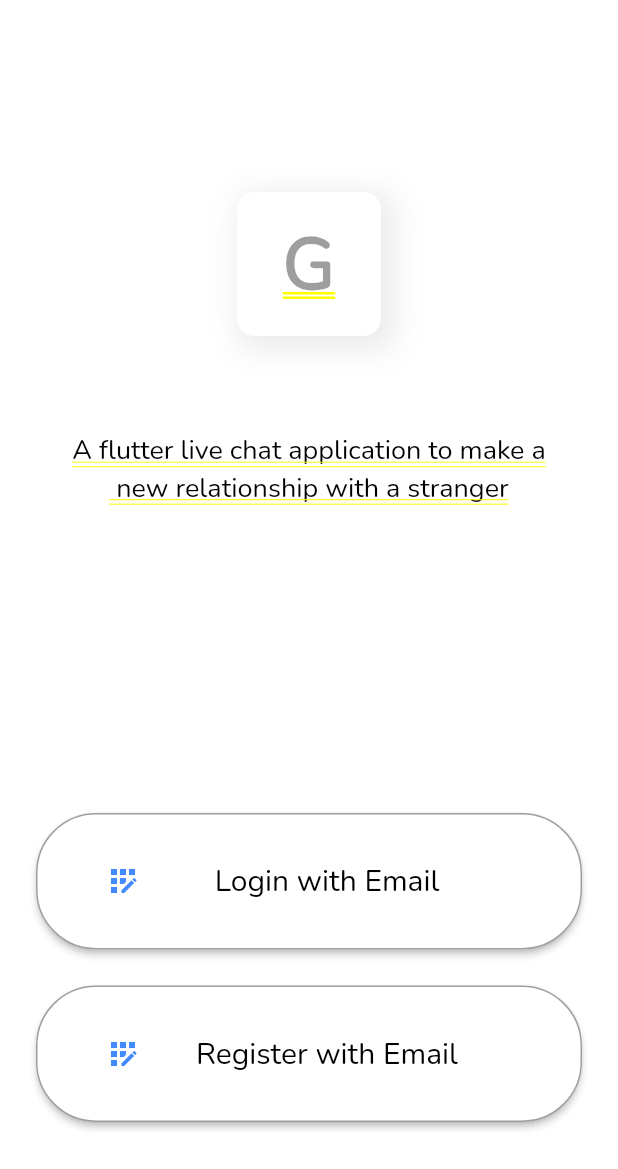
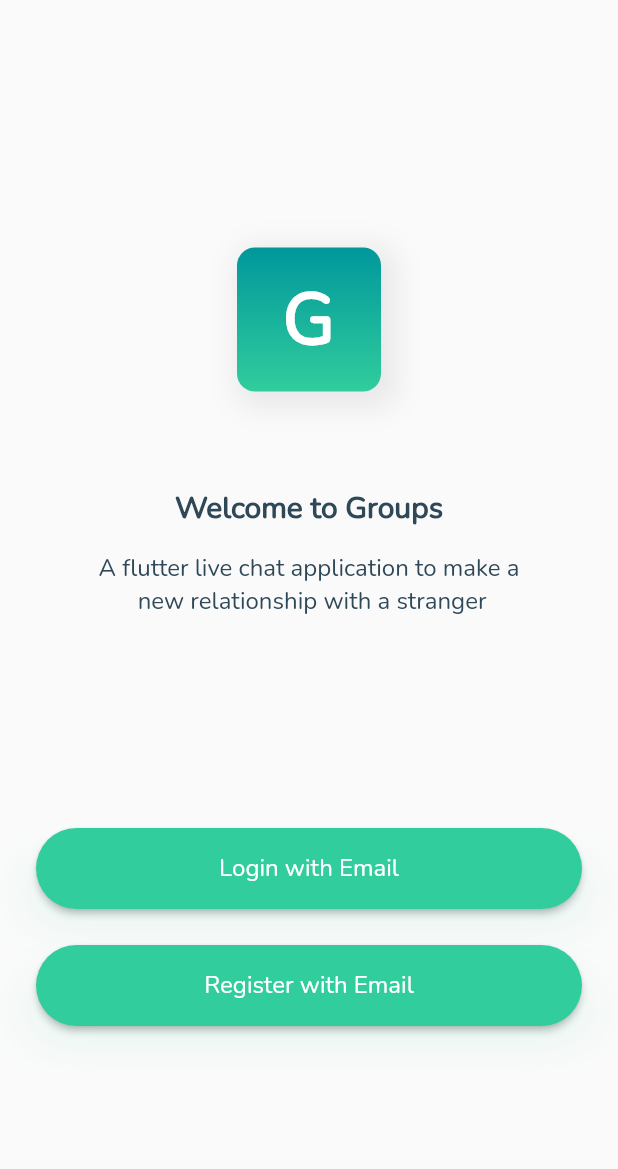
Before and after one commit to raka-yuda/groups, a Flutter app: the screen it shows after launch, on a phone screen of 412 x 824 dp. Shown: the top 1169 px of the screen. Run offline on Flutter 3.47's test engine with Material 2 defaults, Android fonts, the phone set to English and light mode, and no system bars; our stand-ins replace cloud_firestore, firebase_auth, firebase_core, modal_progress_hud_nsn; accounts and stored records are empty.

Commit message:
implement custom button on welcome page

```diff
--- a/lib/components/button.dart
+++ b/lib/components/button.dart
@@ -8,17 +8,19 @@ class ButtonPrimary extends StatelessWidget {
 
   @override
   Widget build(BuildContext context) {
+    final size = MediaQuery.of(context).size;
+
     return ElevatedButton(
         style: ElevatedButton.styleFrom(
             shape: const RoundedRectangleBorder(
               borderRadius: BorderRadius.all(Radius.circular(40)),
             ),
             primary: Color(0xFF31CD9D),
-            padding: EdgeInsets.symmetric(horizontal: 46, vertical: 32),
+            padding: EdgeInsets.symmetric(vertical: 16),
             textStyle: TextStyle(fontSize: 30, fontWeight: FontWeight.bold)),
         onPressed: onPressed,
-        child: Expanded(
         child: Container(
+          width: size.width,
           decoration: BoxDecoration(
             boxShadow: <BoxShadow>[
               BoxShadow(
@@ -34,9 +36,8 @@ class ButtonPrimary extends StatelessWidget {
             style: TextStyle(
                 fontFamily: 'Nunito',
                 color: Colors.white,
-                  fontSize: 20,
+                fontSize: 16,
                 fontWeight: FontWeight.w300),
-            ),
           ),
         ));
   }
--- a/lib/screens/welcome-page.dart
+++ b/lib/screens/welcome-page.dart
@@ -1,4 +1,5 @@
 import 'package:flutter/material.dart';
+import 'package:groups/components/button.dart';
 import 'package:groups/screens/login-page.dart';
 import 'package:groups/screens/register-page.dart';
 
@@ -9,135 +10,97 @@ class WelcomePage extends StatelessWidget {
   Widget build(BuildContext context) {
     final size = MediaQuery.of(context).size;
 
-    return Container(
+    return Scaffold(
+      body: Container(
         width: size.width,
         height: size.height,
-      color: Colors.white,
-      child: Center(
+        color: Color(0xFFFAFAFA),
         child: Column(
-          mainAxisAlignment: MainAxisAlignment.center,
           children: [
-            Expanded(
+            Flexible(
               child: Column(
-                mainAxisAlignment: MainAxisAlignment.center,
+                mainAxisAlignment: MainAxisAlignment.end,
                 children: [
                   Container(
                     height: 96,
                     width: 96,
+                    decoration: BoxDecoration(
+                      gradient: LinearGradient(
+                          begin: Alignment.topCenter,
+                          end: Alignment.bottomCenter,
+                          colors: [Color(0xFF00979B), Color(0xFF31CD9D)]),
+                      borderRadius: BorderRadius.circular(12),
+                      boxShadow: [
+                        BoxShadow(
+                          color: Colors.grey.withOpacity(0.2),
+                          spreadRadius: 5,
+                          blurRadius: 16,
+                          offset: Offset(5, 5),
+                        ),
+                      ],
+                    ),
                     child: Center(
                       child: Text('G',
                           style: TextStyle(
                               fontFamily: 'Nunito',
                               fontSize: 48,
                               fontWeight: FontWeight.w900,
-                              color: Colors.black38)),
-                    ),
-                    decoration: BoxDecoration(
-                      color: Colors.white,
-                      borderRadius: BorderRadius.circular(12),
-                      boxShadow: [
-                        BoxShadow(
-                          color: Colors.grey.withOpacity(0.2),
-                          spreadRadius: 5,
-                          blurRadius: 16,
-                          offset: Offset(5, 5), // changes position of shadow
-                        ),
-                      ],
+                              color: Colors.white)),
                     ),
                   ),
                   SizedBox(
                     height: 64,
                   ),
                   Text(
+                    'Welcome to Groups',
+                    textAlign: TextAlign.center,
+                    style: TextStyle(
+                        fontFamily: 'Nunito',
+                        color: Color(0xFF2F4858),
+                        fontSize: 20,
+                        fontWeight: FontWeight.bold),
+                  ),
+                  SizedBox(
+                    height: 16,
+                  ),
+                  Text(
                     'A flutter live chat application to make a \n new relationship with a stranger',
                     textAlign: TextAlign.center,
                     style: TextStyle(
                         fontFamily: 'Nunito',
-                        color: Colors.black,
-                        fontSize: 18,
+                        color: Color(0xFF2F4858),
+                        fontSize: 16,
                         fontWeight: FontWeight.w300),
-                  ),
-                  SizedBox(
-                    height: 64,
                   ),
                 ],
               ),
             ),
+            Flexible(
+                child: Column(
+              mainAxisAlignment: MainAxisAlignment.center,
+              children: [
                 Padding(
-              padding: const EdgeInsets.symmetric(horizontal: 24, vertical: 12),
-              child: ElevatedButton(
-                  style: ElevatedButton.styleFrom(
-                      shape: const RoundedRectangleBorder(
-                        borderRadius: BorderRadius.all(Radius.circular(40)),
-                      ),
-                      side: BorderSide(width: 1, color: Colors.grey),
-                      primary: Colors.white,
                   padding:
-                          EdgeInsets.symmetric(horizontal: 46, vertical: 32),
-                      textStyle:
-                          TextStyle(fontSize: 30, fontWeight: FontWeight.bold)),
+                      const EdgeInsets.symmetric(horizontal: 24, vertical: 12),
+                  child: ButtonPrimary(
+                    text: 'Login with Email',
                     onPressed: () {
                       Navigator.pushNamed(context, LoginPage.id);
                     },
-                  child: Row(
-                    children: [
-                      Icon(
-                        Icons.app_registration,
-                        color: Colors.blueAccent,
                   ),
-                      Expanded(
-                        child: Text(
-                          'Login with Email',
-                          textAlign: TextAlign.center,
-                          style: TextStyle(
-                              fontFamily: 'Nunito',
-                              color: Colors.black,
-                              fontSize: 20,
-                              fontWeight: FontWeight.w300),
-                        ),
-                      )
-                    ],
-                  )),
                 ),
                 Padding(
-              padding: const EdgeInsets.symmetric(horizontal: 24, vertical: 12),
-              child: ElevatedButton(
-                  style: ElevatedButton.styleFrom(
-                      shape: const RoundedRectangleBorder(
-                        borderRadius: BorderRadius.all(Radius.circular(40)),
-                      ),
-                      side: BorderSide(width: 1, color: Colors.grey),
-                      primary: Colors.white,
                   padding:
-                          EdgeInsets.symmetric(horizontal: 46, vertical: 32),
-                      textStyle:
-                          TextStyle(fontSize: 30, fontWeight: FontWeight.bold)),
+                      const EdgeInsets.symmetric(horizontal: 24, vertical: 12),
+                  child: ButtonPrimary(
+                    text: 'Register with Email',
                     onPressed: () {
                       Navigator.pushNamed(context, RegisterPage.id);
                     },
-                  child: Row(
-                    children: [
-                      Icon(
-                        Icons.app_registration,
-                        color: Colors.blueAccent,
                   ),
-                      Expanded(
-                        child: Text(
-                          'Register with Email',
-                          textAlign: TextAlign.center,
-                          style: TextStyle(
-                              fontFamily: 'Nunito',
-                              color: Colors.black,
-                              fontSize: 20,
-                              fontWeight: FontWeight.w300),
                 ),
-                      )
               ],
             )),
-            ),
-            SizedBox(
-              height: 64,
-            ),
           ],
         ),
       ),
```
Lines whose indentation alone changed are shown as unchanged.
